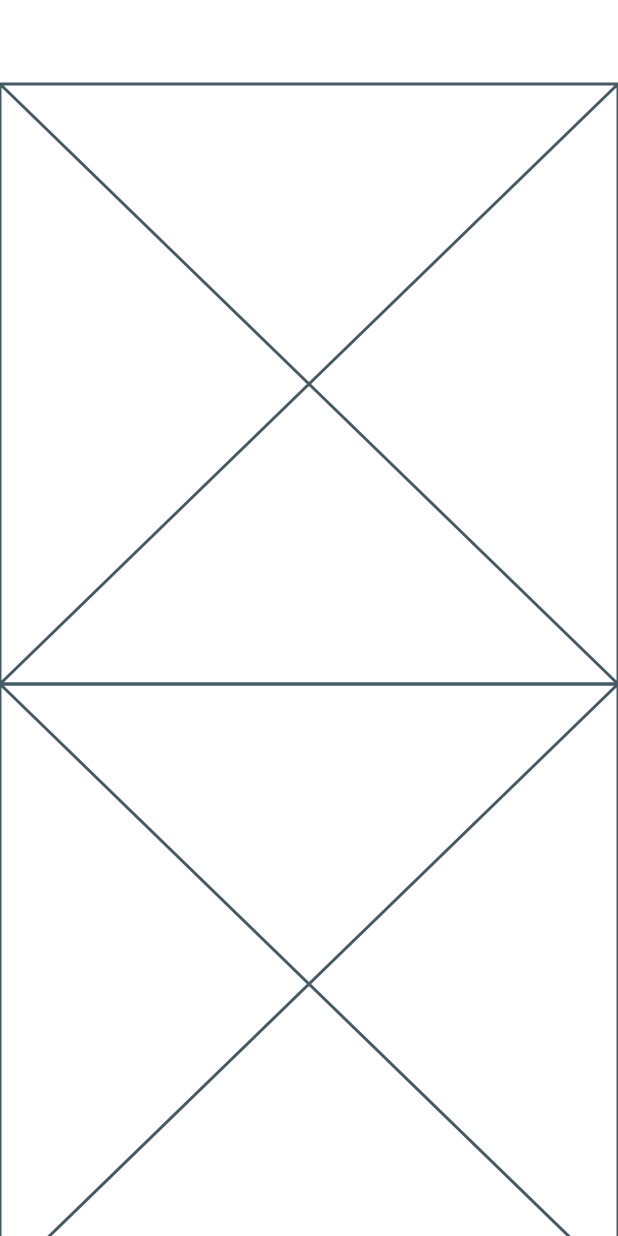
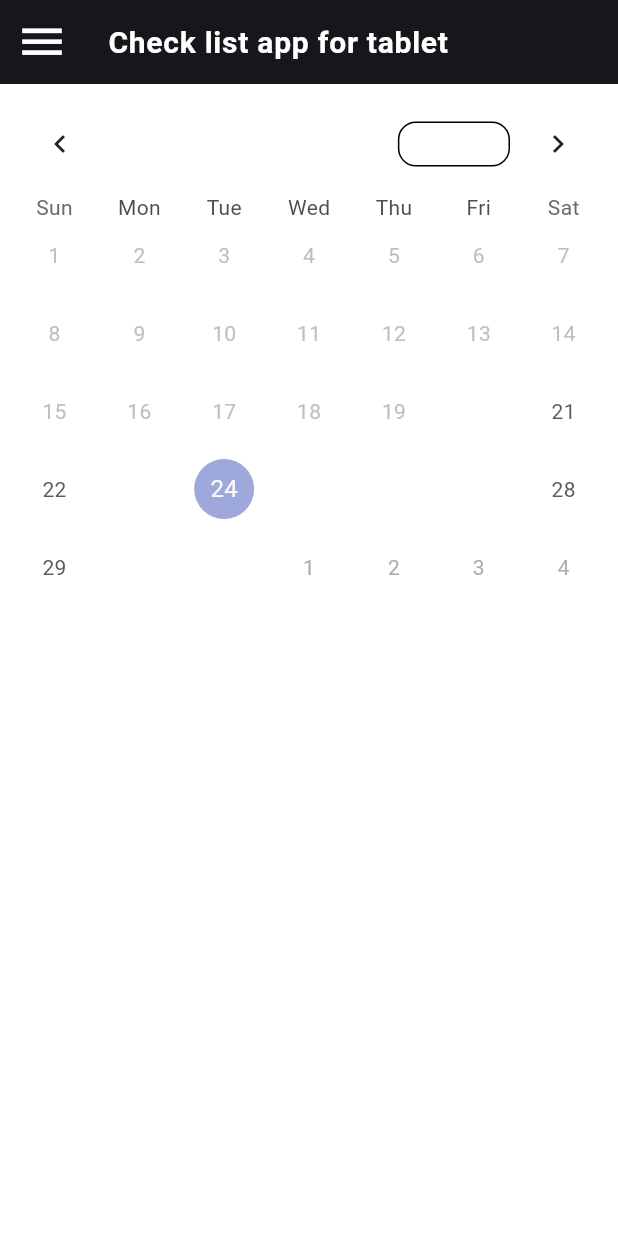
Before and after one commit to Fuadseid/checklist_app_for_medical_tab_user, a Flutter app: the screen it shows after launch, on a phone screen of 412 x 824 dp. Run offline on Flutter 3.47's test engine with Material 3 defaults, Android fonts, the phone set to English and light mode, and no system bars; drawn by our look-alikes of table_calendar.

Commit message:
displaying tabel calander

```diff
--- a/checklist_app/lib/Screen/Calander.dart
+++ b/checklist_app/lib/Screen/Calander.dart
@@ -1,4 +1,5 @@
 import 'package:flutter/material.dart';
+import 'package:table_calendar/table_calendar.dart';
 
 class Calander extends StatefulWidget {
   const Calander({super.key});
@@ -8,8 +9,20 @@ class Calander extends StatefulWidget {
 }
 
 class _CalanderState extends State<Calander> {
+  DateTime today = DateTime.now();
   @override
   Widget build(BuildContext context) {
-    return const Placeholder();
+    return Padding(
+      padding: const EdgeInsets.all(8.0),
+      child: Container(
+
+        child: TableCalendar(
+
+          firstDay: DateTime.utc(2024, 12, 20),
+          focusedDay: today,
+          lastDay: DateTime.utc(2050, 3, 14),
+        ),
+      ),
+    );
   }
 }
--- a/checklist_app/lib/Screen/Displaycheck.dart
+++ b/checklist_app/lib/Screen/Displaycheck.dart
@@ -10,6 +10,6 @@ class Displaycheck extends StatefulWidget {
 class _DisplaycheckState extends State<Displaycheck> {
   @override
   Widget build(BuildContext context) {
-    return const Placeholder();
+    return const Text('By');
   }
 }
--- a/checklist_app/lib/main.dart
+++ b/checklist_app/lib/main.dart
@@ -23,6 +23,7 @@ class MyApp extends StatelessWidget {
   @override
   Widget build(BuildContext context) {
     return MaterialApp(
+      debugShowCheckedModeBanner: false,
       theme: AppTheme.darkTheme,
 
       themeMode: ThemeMode.system,
--- a/checklist_app/lib/widget/Homepage.dart
+++ b/checklist_app/lib/widget/Homepage.dart
@@ -1,6 +1,7 @@
 import 'package:flutter/material.dart';
 import 'package:checklist_app/Screen/Calander.dart';
 import 'package:checklist_app/Screen/Displaycheck.dart';
+
 class Homepage extends StatelessWidget {
   const Homepage({super.key});
 
@@ -9,7 +10,7 @@ class Homepage extends StatelessWidget {
     return Scaffold(
       backgroundColor: Theme.of(context).primaryColor,
       appBar: AppBar(
-        backgroundColor: Theme.of(context).primaryColor,
+        backgroundColor:const Color.fromRGBO(22, 22, 27, 100),
         iconTheme: const IconThemeData(color: Colors.white, size: 35),
         title: Text(
           "Check list app for tablet",
@@ -20,10 +21,15 @@ class Homepage extends StatelessWidget {
         backgroundColor: Theme.of(context).secondaryHeaderColor,
         child: const Column(children: []),
       ),
-      body:const Column(
+      body: const Column(
         children: [
-          Calander(),
-          Displaycheck(),
+          Expanded(
+              child: Column(
+            children: [
+              Calander(),
+              Displaycheck(),
+            ],
+          ))
         ],
       ),
     );
--- a/checklist_app/pubspec.yaml
+++ b/checklist_app/pubspec.yaml
@@ -35,6 +35,7 @@ dependencies:
   # The following adds the Cupertino Icons font to your application.
   # Use with the CupertinoIcons class for iOS style icons.
   cupertino_icons: ^1.0.8
+  table_calendar: ^3.1.3
 
 dev_dependencies:
   flutter_test:
```
Also changed, not shown: checklist_app/pubspec.lock.
